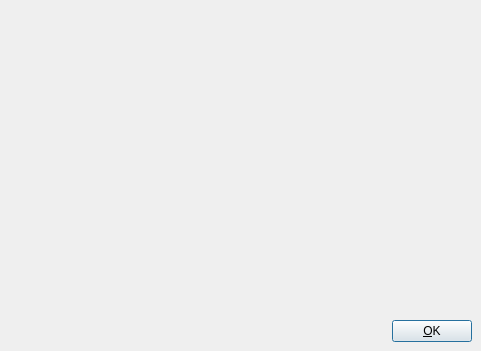
First picture: the form in ui/about.ui, repository simaxw/unit-convert, before the edit.
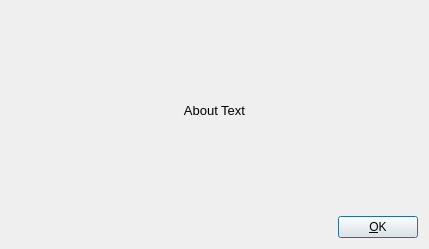
Second picture: the form after the edit. Icons and pictures are not drawn.

What changed in the file:
```diff
--- a/ui/about.ui
+++ b/ui/about.ui
@@ -1,12 +1,12 @@
 <ui version="4.0" >
  <class>aboutbox</class>
- <widget class="QDialog" name="aboutbox" >
-  <property name="geometry" >
+ <widget class="QDialog" name="aboutbox">
+  <property name="geometry">
    <rect>
     <x>0</x>
     <y>0</y>
-    <width>481</width>
-    <height>351</height>
+    <width>429</width>
+    <height>249</height>
    </rect>
   </property>
   <property name="windowTitle" >
@@ -16,31 +16,31 @@
    <iconset>
     <normaloff>:/mainicon/img/light_bulb.png</normaloff>:/mainicon/img/light_bulb.png</iconset>
   </property>
-  <layout class="QVBoxLayout" >
-   <property name="spacing" >
-    <number>6</number>
-   </property>
-   <property name="margin" >
-    <number>9</number>
-   </property>
+  <layout class="QVBoxLayout" name="verticalLayout">
    <item>
-    <widget class="QLabel" name="lblAbout" >
-     <property name="text" >
-      <string/>
+    <widget class="QLabel" name="lblAbout">
+     <property name="sizePolicy">
+      <sizepolicy hsizetype="Preferred" vsizetype="Expanding">
+       <horstretch>0</horstretch>
+       <verstretch>0</verstretch>
+      </sizepolicy>
      </property>
-     <property name="alignment" >
-      <set>Qt::AlignLeading|Qt::AlignLeft|Qt::AlignTop</set>
+     <property name="styleSheet">
+      <string notr="true">padding: 4px; font-size: 10pt;</string>
+     </property>
+     <property name="text">
+      <string>About Text</string>
+     </property>
+     <property name="alignment">
+      <set>Qt::AlignCenter</set>
+     </property>
+     <property name="openExternalLinks">
+      <bool>true</bool>
      </property>
     </widget>
    </item>
    <item>
-    <layout class="QHBoxLayout" >
-     <property name="spacing" >
-      <number>6</number>
-     </property>
-     <property name="margin" >
-      <number>0</number>
-     </property>
+    <layout class="QHBoxLayout" name="horizontalLayout">
      <item>
       <spacer>
        <property name="orientation" >
@@ -55,8 +55,8 @@
       </spacer>
      </item>
      <item>
-      <widget class="QPushButton" name="okButton" >
-       <property name="text" >
+      <widget class="QPushButton" name="okButton">
+       <property name="text">
         <string>&amp;OK</string>
        </property>
        <property name="default" >
```
Left out of the diff: 31 changed lines with no effect on the pictures.
